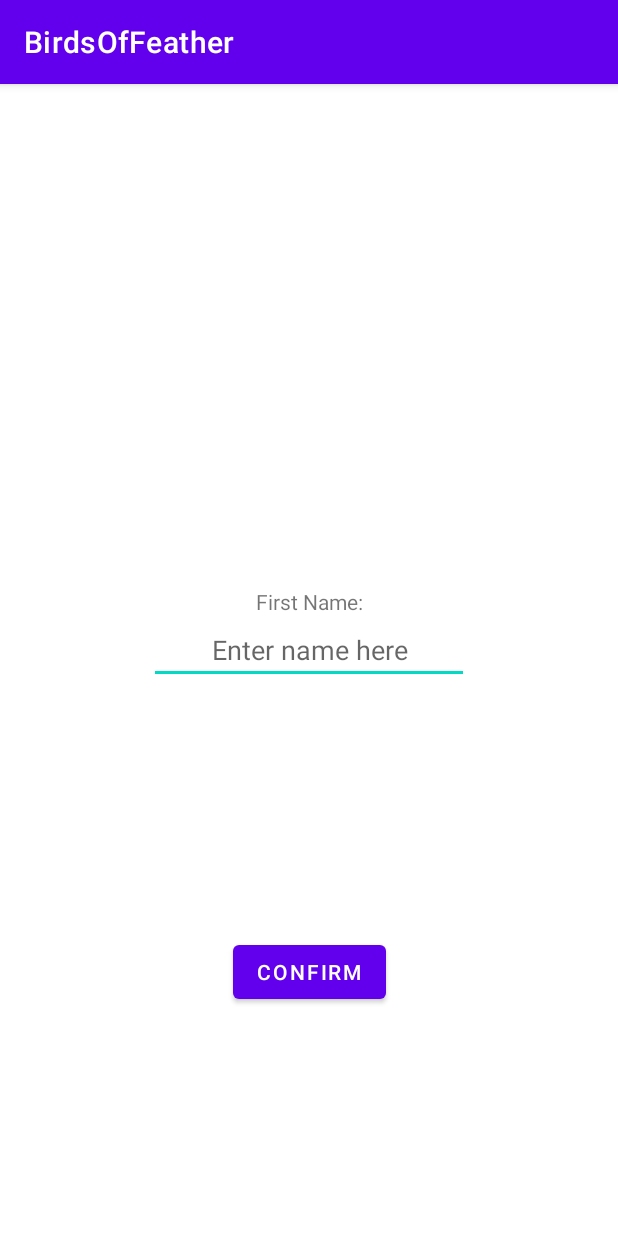
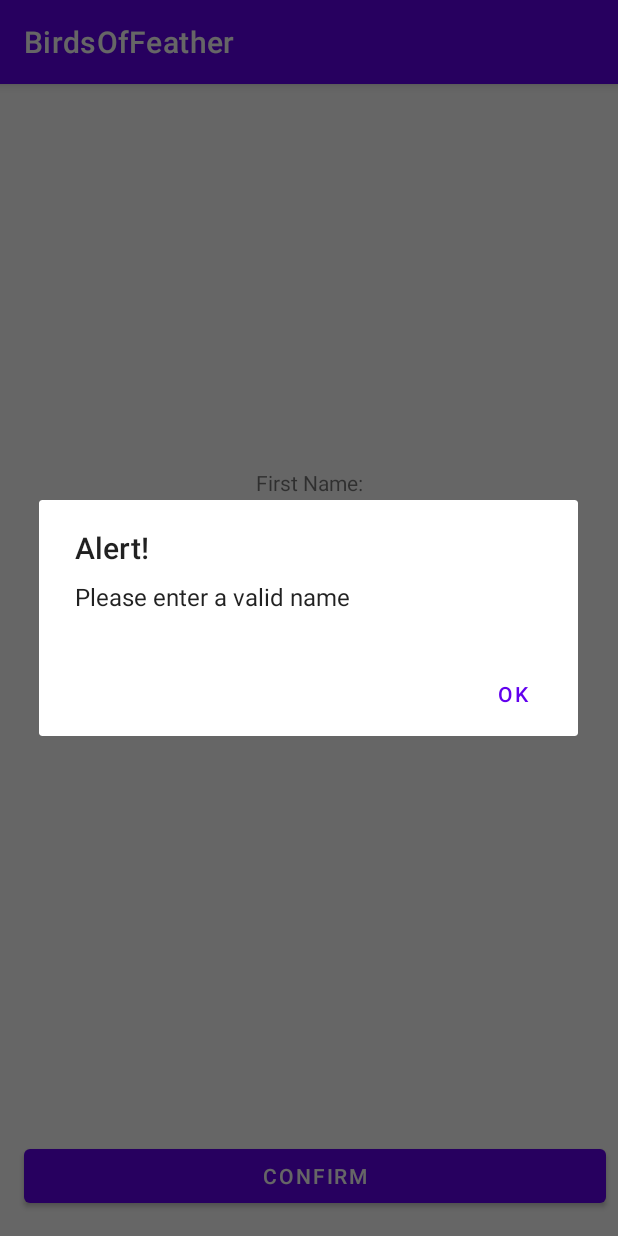
Before and after one commit to CSE-110-Winter-2022/birds-of-a-feather-team-11, an Android app: the screen it shows after launch (CreateProfileActivity before the commit, CreateProfile after it), after a tap on "CONFIRM", on a phone screen of 412 x 824 dp. Run offline under Robolectric (Android 15) with nearby library versions, the phone set to English and light mode, and no system bars.

Commit message:
UI completed, name entry and warning completed

```diff
--- a/app/src/main/AndroidManifest.xml
+++ b/app/src/main/AndroidManifest.xml
@@ -10,7 +10,10 @@
         android:supportsRtl="true"
         android:theme="@style/Theme.BirdsOfFeather">
         <activity
-            android:name=".CreateProfileActivity"
+            android:name=".EnterClasses"
+            android:exported="false" />
+        <activity
+            android:name=".CreateProfile"
             android:exported="true">
             <intent-filter>
                 <action android:name="android.intent.action.MAIN" />
--- /dev/null
+++ b/app/src/main/java/com/example/birdsoffeather/CreateProfile.java
@@ -0,0 +1,53 @@
+package com.example.birdsoffeather;
+
+import androidx.appcompat.app.AppCompatActivity;
+
+import android.content.Intent;
+import android.content.SharedPreferences;
+import android.os.Bundle;
+import android.view.View;
+import android.widget.EditText;
+import android.widget.TextView;
+
+public class CreateProfile extends AppCompatActivity {
+
+    @Override
+    protected void onCreate(Bundle savedInstanceState) {
+        super.onCreate(savedInstanceState);
+        setContentView(R.layout.activity_create_profile);
+
+        SharedPreferences preferences = getPreferences(MODE_PRIVATE);
+
+        if (preferences.getString("Name", null) != null) {
+            Intent intent = new Intent(this, EnterClasses.class);
+            startActivity(intent);
+        }
+    }
+
+    public void onClickConfirm(View view) {
+
+        EditText nameEditText = findViewById(R.id.name_edit_text);
+        String enteredName = nameEditText.getText().toString();
+
+        if (isValidName(enteredName)) {
+
+            SharedPreferences preferences = getPreferences(MODE_PRIVATE);
+            SharedPreferences.Editor editor = preferences.edit();
+            editor.putString("Name", enteredName);
+            editor.apply();
+
+            Intent intent = new Intent(this, EnterClasses.class);
+            startActivity(intent);
+        } else {
+            Utilities.showAlert(this,"Please enter a valid name");
+        }
+
+    }
+
+    public static boolean isValidName(String name) {
+        if (name == null || name.length() == 0) {
+            return false;
+        }
+        return true;
+    }
+}
--- a/app/src/main/java/com/example/birdsoffeather/CreateProfileActivity.java
+++ /dev/null
@@ -1,23 +0,0 @@
-package com.example.birdsoffeather;
-
-import androidx.appcompat.app.AppCompatActivity;
-
-import android.content.Intent;
-import android.os.Bundle;
-import android.view.View;
-
-public class CreateProfileActivity extends AppCompatActivity {
-
-    @Override
-    protected void onCreate(Bundle savedInstanceState) {
-        super.onCreate(savedInstanceState);
-        setContentView(R.layout.activity_create_profile);
-    }
-
-    public void onClickConfirm(View view) {
-        // TODO: update this intent
-
-        Intent intent = new Intent(this, CreateProfileActivity.class);
-        startActivity(intent);
-    }
-}
--- /dev/null
+++ b/app/src/main/java/com/example/birdsoffeather/Utilities.java
@@ -0,0 +1,21 @@
+package com.example.birdsoffeather;
+
+import android.app.Activity;
+import android.app.AlertDialog;
+
+public class Utilities {
+    public static void showAlert(Activity activity, String message) {
+        AlertDialog.Builder alertBuilder = new AlertDialog.Builder(activity);
+
+        alertBuilder
+                .setTitle("Alert!")
+                .setMessage(message)
+                .setPositiveButton("Ok", (dialog, id) -> {
+                    dialog.cancel();
+                })
+                .setCancelable(true);
+
+        AlertDialog alertDialog = alertBuilder.create();
+        alertDialog.show();
+    }
+}
--- a/app/src/main/res/layout/activity_create_profile.xml
+++ b/app/src/main/res/layout/activity_create_profile.xml
@@ -4,40 +4,43 @@
     xmlns:tools="http://schemas.android.com/tools"
     android:layout_width="match_parent"
     android:layout_height="match_parent"
-    tools:context=".CreateProfileActivity">
+    tools:context=".CreateProfile">
 
     <EditText
-        android:id="@+id/nameEditText"
+        android:id="@+id/name_edit_text"
         android:layout_width="wrap_content"
         android:layout_height="wrap_content"
-        android:layout_marginBottom="168dp"
         android:ems="10"
         android:gravity="center_horizontal"
         android:hint="Enter name here"
         android:inputType="textPersonName"
-        app:layout_constraintBottom_toTopOf="@+id/confirmButton"
+        app:layout_constraintBottom_toTopOf="@+id/confirm_button"
         app:layout_constraintEnd_toEndOf="parent"
-        app:layout_constraintStart_toStartOf="parent" />
+        app:layout_constraintStart_toStartOf="parent"
+        app:layout_constraintTop_toBottomOf="@+id/first_name_text"
+        app:layout_constraintVertical_bias="0.0" />
 
     <Button
-        android:id="@+id/confirmButton"
-        android:layout_width="wrap_content"
+        android:id="@+id/confirm_button"
+        android:layout_width="0dp"
         android:layout_height="wrap_content"
-        android:layout_marginBottom="152dp"
+        android:layout_marginStart="16dp"
+        android:layout_marginEnd="8dp"
+        android:layout_marginBottom="16dp"
         android:onClick="onClickConfirm"
         android:text="Confirm"
         app:layout_constraintBottom_toBottomOf="parent"
         app:layout_constraintEnd_toEndOf="parent"
+        app:layout_constraintHorizontal_bias="0.0"
         app:layout_constraintStart_toStartOf="parent" />
 
     <TextView
-        android:id="@+id/firstNameText"
+        android:id="@+id/first_name_text"
         android:layout_width="wrap_content"
         android:layout_height="wrap_content"
+        android:layout_marginTop="256dp"
         android:text="First Name:"
-        app:layout_constraintBottom_toTopOf="@+id/nameEditText"
         app:layout_constraintEnd_toEndOf="parent"
         app:layout_constraintStart_toStartOf="parent"
-        app:layout_constraintTop_toTopOf="parent"
-        app:layout_constraintVertical_bias="1.0" />
+        app:layout_constraintTop_toTopOf="parent" />
 </androidx.constraintlayout.widget.ConstraintLayout>
```
Also changed, not shown: app/src/main/java/com/example/birdsoffeather/EnterClasses.java (added, +14 -0 lines), app/src/main/res/layout/activity_enter_classes.xml (added, +9 -0 lines).
